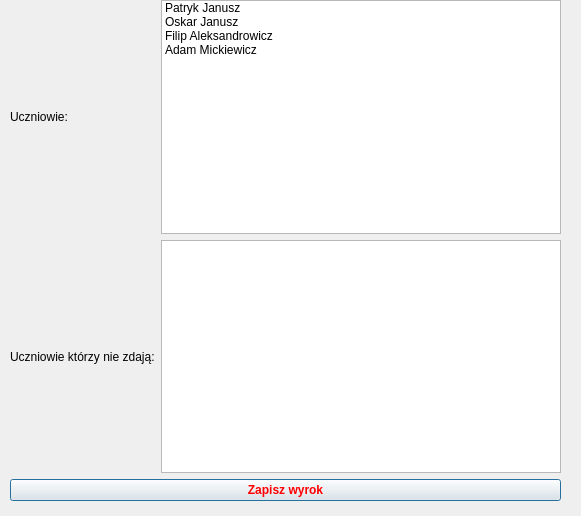
This is layout.ui in Jakub3Tp/Uczniowie as Qt 5 draws it before an edit. The edited form follows.
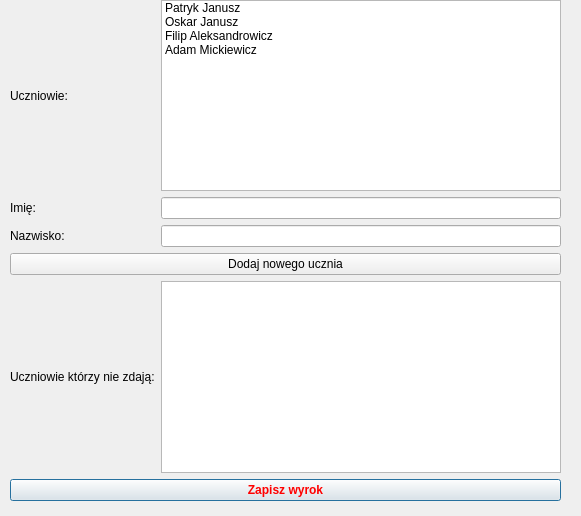
This is the edited form.

```diff
--- a/layout.ui
+++ b/layout.ui
@@ -23,20 +23,26 @@
     </rect>
    </property>
    <layout class="QGridLayout" name="gridLayout">
-    <item row="0" column="0">
-     <widget class="QLabel" name="label">
-      <property name="text">
-       <string>Uczniowie:</string>
-      </property>
-     </widget>
-    </item>
     <item row="1" column="0">
-     <widget class="QLabel" name="label_2">
+     <widget class="QLabel" name="label_3">
       <property name="text">
-       <string>Uczniowie którzy nie zdają:</string>
+       <string>Imię:</string>
       </property>
      </widget>
     </item>
+    <item row="2" column="1">
+     <widget class="QLineEdit" name="surname"/>
+    </item>
+    <item row="2" column="0">
+     <widget class="QLabel" name="label_4">
+      <property name="text">
+       <string>Nazwisko:</string>
+      </property>
+     </widget>
+    </item>
+    <item row="4" column="1">
+     <widget class="QListWidget" name="failStudents"/>
+    </item>
     <item row="0" column="1">
      <widget class="QListWidget" name="students">
       <item>
@@ -61,10 +67,21 @@
       </item>
      </widget>
     </item>
-    <item row="1" column="1">
-     <widget class="QListWidget" name="failStudents"/>
+    <item row="4" column="0">
+     <widget class="QLabel" name="label_2">
+      <property name="text">
+       <string>Uczniowie którzy nie zdają:</string>
+      </property>
+     </widget>
     </item>
-    <item row="2" column="0" colspan="2">
+    <item row="0" column="0">
+     <widget class="QLabel" name="label">
+      <property name="text">
+       <string>Uczniowie:</string>
+      </property>
+     </widget>
+    </item>
+    <item row="5" column="0" colspan="2">
      <widget class="QPushButton" name="judgement">
       <property name="styleSheet">
        <string notr="true">font-weight: bold;
@@ -75,6 +92,16 @@
       </property>
      </widget>
     </item>
+    <item row="1" column="1">
+     <widget class="QLineEdit" name="name"/>
+    </item>
+    <item row="3" column="0" colspan="2">
+     <widget class="QPushButton" name="addStudent">
+      <property name="text">
+       <string>Dodaj nowego ucznia</string>
+      </property>
+     </widget>
+    </item>
    </layout>
   </widget>
  </widget>
```
